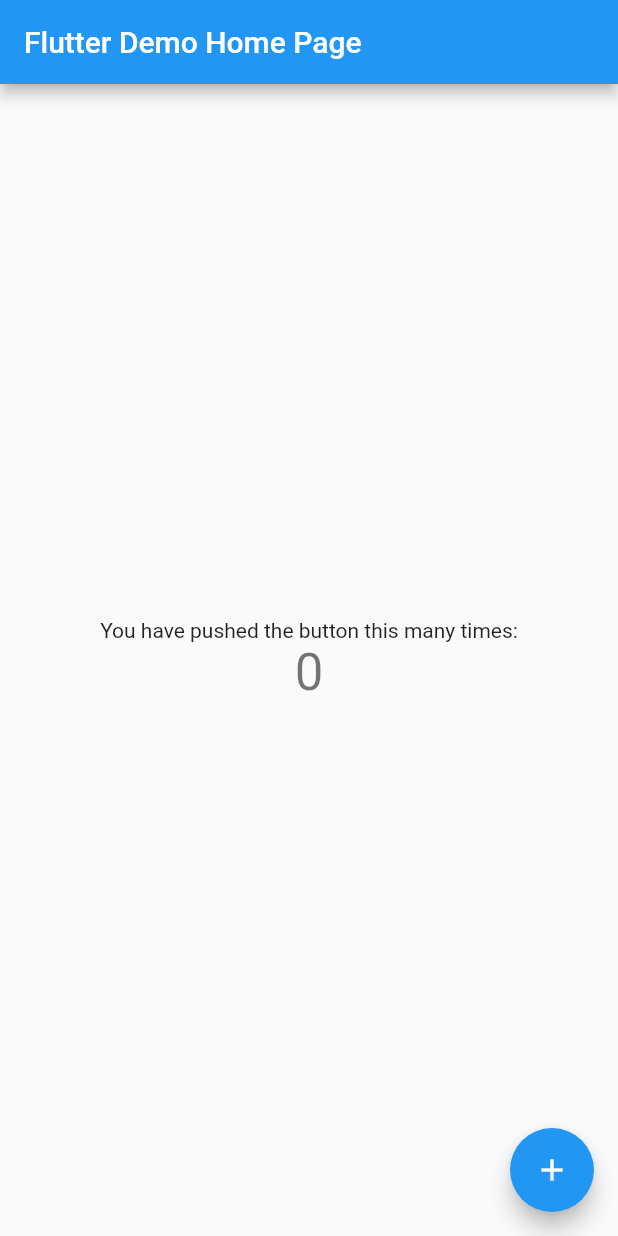
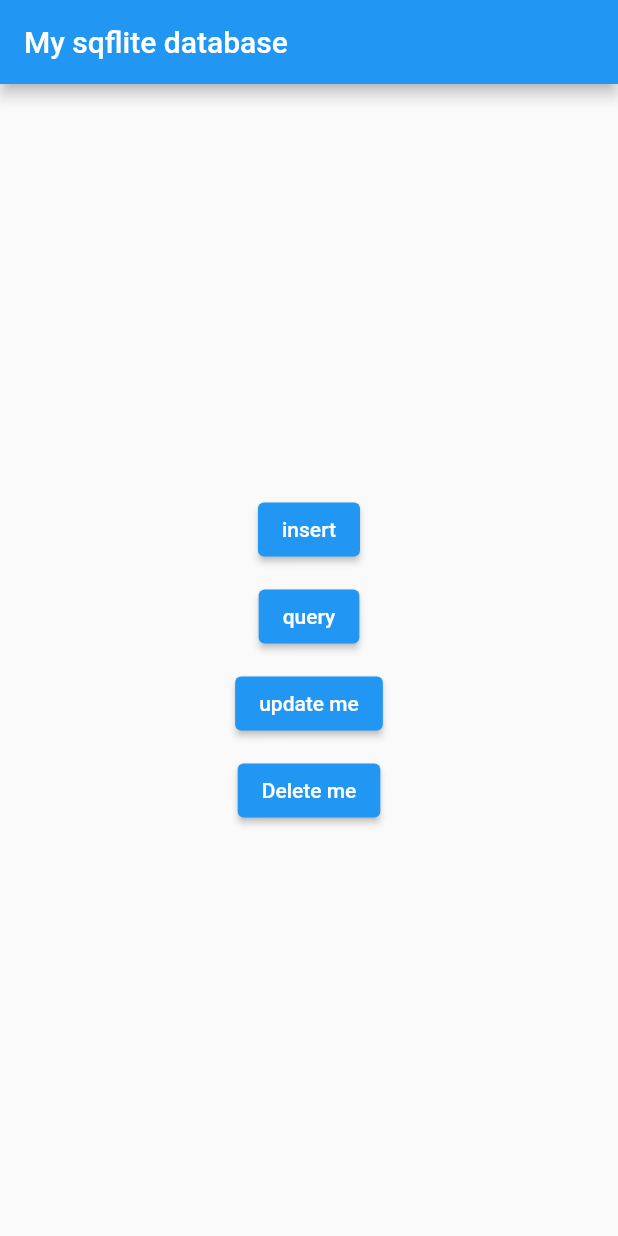
Before and after one commit to LottaCodr/DAY25---COMPLETED-CRUD-APP-IMPLEMENTATION, a Flutter app: the screen it shows after launch, on a phone screen of 412 x 824 dp. Run offline on Flutter 3.47's test engine with Material 2 defaults, Android fonts, the phone set to English and light mode, and no system bars; our stand-ins replace sqflite; accounts and stored records are empty.

Commit message:
day24 - IMPLEMENTED COMPLETE CRUD FUNTIONALITY

```diff
--- a/lib/database_helper.dart
+++ b/lib/database_helper.dart
@@ -74,4 +74,11 @@ CREATE TABLE $table (
       whereArgs: [id],
     );
   }
+
+  //for the row count
+
+  Future<int> queryRowCount() async {
+    final results = await _db.rawQuery('SELECT COUNT(*) FROM $table');
+    return Sqflite.firstIntValue(results) ?? 0;
+  }
 }
--- a/lib/main.dart
+++ b/lib/main.dart
@@ -1,115 +1,98 @@
 import 'package:flutter/material.dart';
+import 'database_helper.dart';
 
-void main() {
+//using a global variable, to test run
+
+final dbHelper = DatabaseHelper();
+
+Future<void> main() async {
+  //now lets ensure the database is intialized
+  WidgetsFlutterBinding.ensureInitialized();
+  await dbHelper.init();
   runApp(const MyApp());
 }
 
 class MyApp extends StatelessWidget {
   const MyApp({super.key});
 
-  // This widget is the root of your application.
   @override
   Widget build(BuildContext context) {
     return MaterialApp(
-      title: 'Flutter Demo',
+      debugShowCheckedModeBanner: false,
+      title: 'Lota SQFLite Demo',
       theme: ThemeData(
-        // This is the theme of your application.
-        //
-        // Try running your application with "flutter run". You'll see the
-        // application has a blue toolbar. Then, without quitting the app, try
-        // changing the primarySwatch below to Colors.green and then invoke
-        // "hot reload" (press "r" in the console where you ran "flutter run",
-        // or simply save your changes to "hot reload" in a Flutter IDE).
-        // Notice that the counter didn't reset back to zero; the application
-        // is not restarted.
         primarySwatch: Colors.blue,
       ),
-      home: const MyHomePage(title: 'Flutter Demo Home Page'),
+      home: const MyDataBase(),
     );
   }
 }
 
-class MyHomePage extends StatefulWidget {
-  const MyHomePage({super.key, required this.title});
-
-  // This widget is the home page of your application. It is stateful, meaning
-  // that it has a State object (defined below) that contains fields that affect
-  // how it looks.
-
-  // This class is the configuration for the state. It holds the values (in this
-  // case the title) provided by the parent (in this case the App widget) and
-  // used by the build method of the State. Fields in a Widget subclass are
-  // always marked "final".
-
-  final String title;
-
-  @override
-  State<MyHomePage> createState() => _MyHomePageState();
-}
-
-class _MyHomePageState extends State<MyHomePage> {
-  int _counter = 0;
-
-  void _incrementCounter() {
-    setState(() {
-      // This call to setState tells the Flutter framework that something has
-      // changed in this State, which causes it to rerun the build method below
-      // so that the display can reflect the updated values. If we changed
-      // _counter without calling setState(), then the build method would not be
-      // called again, and so nothing would appear to happen.
-      _counter++;
-    });
-  }
+class MyDataBase extends StatelessWidget {
+  const MyDataBase({super.key});
 
   @override
   Widget build(BuildContext context) {
-    // This method is rerun every time setState is called, for instance as done
-    // by the _incrementCounter method above.
-    //
-    // The Flutter framework has been optimized to make rerunning build methods
-    // fast, so that you can just rebuild anything that needs updating rather
-    // than having to individually change instances of widgets.
     return Scaffold(
       appBar: AppBar(
-        // Here we take the value from the MyHomePage object that was created by
-        // the App.build method, and use it to set our appbar title.
-        title: Text(widget.title),
+        title: const Text('My sqflite database'),
       ),
       body: Center(
-        // Center is a layout widget. It takes a single child and positions it
-        // in the middle of the parent.
         child: Column(
-          // Column is also a layout widget. It takes a list of children and
-          // arranges them vertically. By default, it sizes itself to fit its
-          // children horizontally, and tries to be as tall as its parent.
-          //
-          // Invoke "debug painting" (press "p" in the console, choose the
-          // "Toggle Debug Paint" action from the Flutter Inspector in Android
-          // Studio, or the "Toggle Debug Paint" command in Visual Studio Code)
-          // to see the wireframe for each widget.
-          //
-          // Column has various properties to control how it sizes itself and
-          // how it positions its children. Here we use mainAxisAlignment to
-          // center the children vertically; the main axis here is the vertical
-          // axis because Columns are vertical (the cross axis would be
-          // horizontal).
           mainAxisAlignment: MainAxisAlignment.center,
-          children: <Widget>[
-            const Text(
-              'You have pushed the button this many times:',
+          children: const <Widget>[
+            ElevatedButton(
+              onPressed: _insert,
+              child: Text('insert'),
             ),
-            Text(
-              '$_counter',
-              style: Theme.of(context).textTheme.headline4,
-            ),
+            SizedBox(height: 10),
+            ElevatedButton(onPressed: _query, child: Text('query')),
+            SizedBox(height: 10),
+            ElevatedButton(onPressed: _update, child: Text('update me')),
+            SizedBox(height: 10),
+            ElevatedButton(onPressed: _delete, child: Text('Delete me')),
           ],
         ),
       ),
-      floatingActionButton: FloatingActionButton(
-        onPressed: _incrementCounter,
-        tooltip: 'Increment',
-        child: const Icon(Icons.add),
-      ), // This trailing comma makes auto-formatting nicer for build methods.
     );
   }
 }
+
+//The methods for the buttons
+void _insert() async {
+  //row to insert
+
+  Map<String, dynamic> row = {
+    DatabaseHelper.columnName: "Lota",
+    DatabaseHelper.columnAge: 29
+  };
+  final id = await dbHelper.insert(row);
+  debugPrint('inserted row id: $id');
+}
+
+void _query() async {
+  final allRows = await dbHelper.queryAllRows();
+  debugPrint('query all rows:');
+  for (final row in allRows) {
+    debugPrint(row.toString());
+  }
+}
+
+void _update() async {
+  //updating the row
+
+  Map<String, dynamic> row = {
+    DatabaseHelper.columnId: 1,
+    DatabaseHelper.columnName: 'Lotanna',
+    DatabaseHelper.columnAge: 32
+  };
+  final rowsAffected = await dbHelper.update(row);
+  debugPrint('Updated $rowsAffected row(s)');
+}
+
+void _delete() async {
+  //lets assume that the number of rows is the id for the last row.
+  final id = await dbHelper.queryRowCount();
+  final rowsDeleted = await dbHelper.delete(id);
+  debugPrint('deleted $rowsDeleted row(s): row $id');
+}
```
